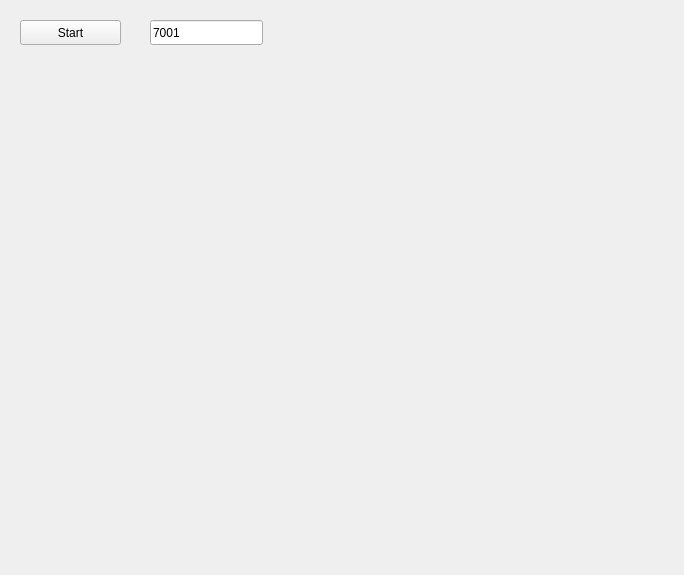
This is ui/smainwindow.ui in DericM/COMP8005_ASN02 as Qt 5 draws it before an edit. The edited form follows.
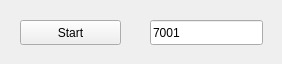
This is the edited form.

```diff
--- a/ui/smainwindow.ui
+++ b/ui/smainwindow.ui
@@ -6,8 +6,8 @@
    <rect>
     <x>0</x>
     <y>0</y>
-    <width>684</width>
-    <height>575</height>
+    <width>282</width>
+    <height>64</height>
    </rect>
   </property>
   <property name="windowTitle">
```
Left out of the diff: 6 changed lines with no effect on the pictures.
